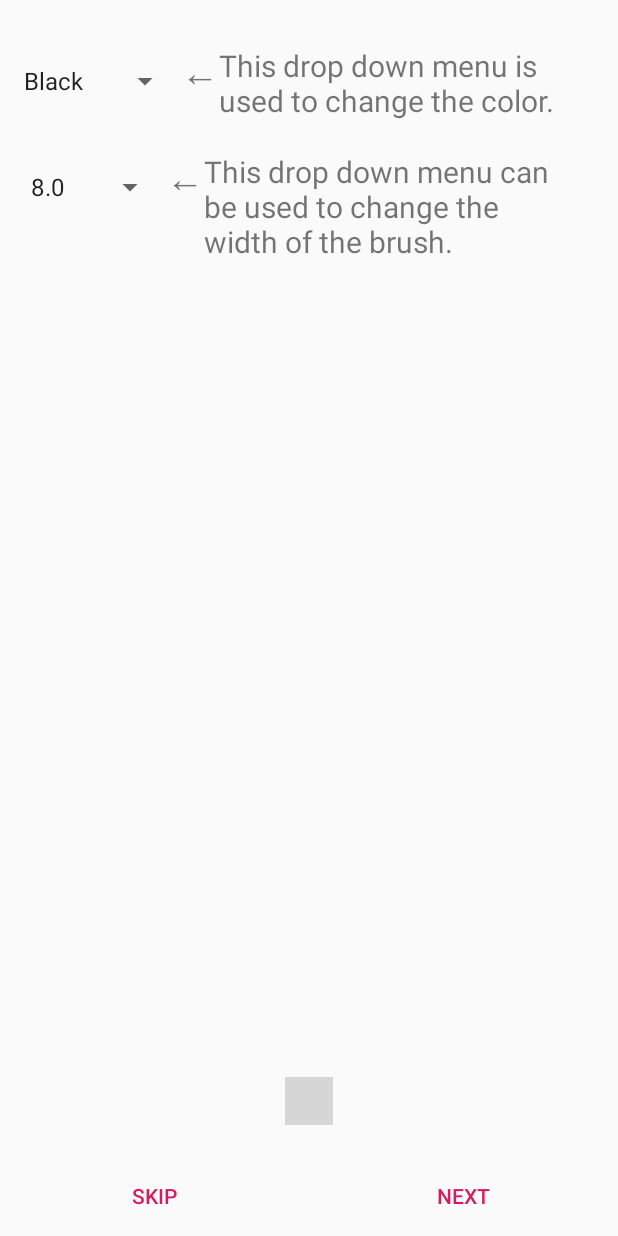
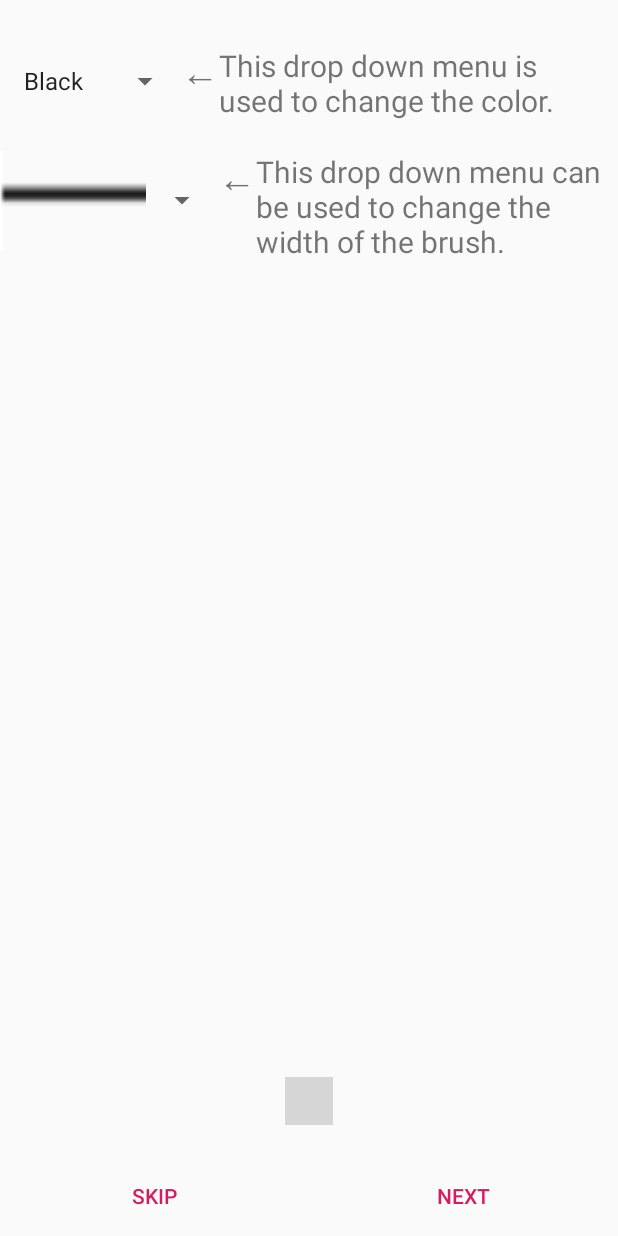
Before and after one commit to Abhiek187/floor-printing-robot, an Android app: the screen it shows after launch (IntroScreen), after a tap on "NEXT", on a phone screen of 412 x 824 dp. Run offline under Robolectric (Android 15) with nearby library versions, the phone set to English and light mode, and no system bars; libraries missing offline, so code that uses them is left out: com.ogaclejapan.smarttablayout; plain views replace SmartTabLayout; 3 statements that could not run were skipped; grey boxes are pictures that could not be loaded.

Commit message:
Images for Stroke Width

```diff
--- a/LinuxTest/app/src/main/java/com/example/linuxtest/activities/MainActivity.kt
+++ b/LinuxTest/app/src/main/java/com/example/linuxtest/activities/MainActivity.kt
@@ -11,6 +11,7 @@ import android.os.Bundle
 import android.view.Gravity
 import android.view.KeyEvent
 import android.view.View
+import android.view.ViewGroup
 import android.widget.*
 import androidx.appcompat.app.AppCompatActivity
 import androidx.constraintlayout.widget.ConstraintLayout
@@ -25,6 +26,16 @@ class MainActivity : AppCompatActivity() {
         '<', '>', '|', '\"', ':') // illegal file name characters
     private var currentImgName: String? = null
     private val widths = arrayListOf(8f,10f,12f,14f,16f,18f,20f)
+
+    private val imageArrays = arrayOf(
+        R.drawable.stroke_width_8f,
+        R.drawable.stroke_width_10f,
+        R.drawable.stroke_width_12f,
+        R.drawable.stroke_width_14f,
+        R.drawable.stroke_width_16f,
+        R.drawable.stroke_width_18f,
+        R.drawable.stroke_width_20f
+    )
     private val colors = arrayListOf(
         Color.BLACK,
         /*Color.RED,
@@ -83,9 +94,12 @@ class MainActivity : AppCompatActivity() {
         limits.connect(drawView.id,ConstraintSet.BOTTOM,line2.id,ConstraintSet.TOP,1)
         limits.applyTo(pageLayout)
 
-        val infoWidth = ArrayAdapter(this,android.R.layout.simple_list_item_1,widths)
+        /*val infoWidth = ArrayAdapter(this,android.R.layout.simple_list_item_1,widths)
         infoWidth.setDropDownViewResource(android.R.layout.simple_spinner_dropdown_item)
-        spin1.adapter=infoWidth
+        spin1.adapter=infoWidth*/
+
+        val pictureAdapter = ImageAdapter(this, imageArrays)
+        spin1.adapter = pictureAdapter
 
         spin1.onItemSelectedListener= object : AdapterView.OnItemSelectedListener{
             override fun onNothingSelected(p0: AdapterView<*>?) {}
@@ -254,3 +268,25 @@ class MainActivity : AppCompatActivity() {
         return false
     }
 }
+
+class ImageAdapter(context: Context, private val images: Array<Int>) :
+    ArrayAdapter<Int>(context,R.layout.support_simple_spinner_dropdown_item,images){
+
+    override fun getDropDownView(position: Int, convertView: View?, parent: ViewGroup): View {
+        //return super.getDropDownView(position, convertView, parent)
+        return getImagePosition(position)
+    }
+
+    override fun getView(position: Int, convertView: View?, parent: ViewGroup): View {
+        //return super.getView(position, convertView, parent)
+        return getImagePosition(position)
+    }
+
+    private fun getImagePosition(position: Int): View{
+        val imageView = ImageView(context)
+        imageView.setBackgroundResource(images[position])
+        imageView.layoutParams =
+            AbsListView.LayoutParams(ViewGroup.LayoutParams.WRAP_CONTENT, ViewGroup.LayoutParams.WRAP_CONTENT)
+        return imageView
+    }
+}
--- a/LinuxTest/app/src/main/java/com/example/linuxtest/fragments/Page1.kt
+++ b/LinuxTest/app/src/main/java/com/example/linuxtest/fragments/Page1.kt
@@ -6,7 +6,9 @@ import androidx.fragment.app.Fragment
 import android.view.LayoutInflater
 import android.view.View
 import android.view.ViewGroup
+import android.widget.AbsListView
 import android.widget.ArrayAdapter
+import android.widget.ImageView
 import android.widget.Spinner
 import com.example.linuxtest.R
 
@@ -16,9 +18,18 @@ import com.example.linuxtest.R
 class Page1 : Fragment() {
     private lateinit var mContext: Context
 
-    private val widths = arrayListOf(8f,10f,12f,14f,16f,18f,20f)
+    //private val widths = arrayListOf(8f,10f,12f,14f,16f,18f,20f)
     private val colNames = arrayListOf("Black",/*"Red","Orange","Yellow","Green","Blue","Purple",
         "Brown",*/"White")
+    private val imageArrays = arrayOf(
+        R.drawable.stroke_width_8f,
+        R.drawable.stroke_width_10f,
+        R.drawable.stroke_width_12f,
+        R.drawable.stroke_width_14f,
+        R.drawable.stroke_width_16f,
+        R.drawable.stroke_width_18f,
+        R.drawable.stroke_width_20f
+    )
 
     private lateinit var spinColors: Spinner
     private lateinit var spinWidth: Spinner
@@ -37,9 +48,12 @@ class Page1 : Fragment() {
         spinColors = view.findViewById(R.id.demoColors)
         spinWidth = view.findViewById(R.id.demoBrushWidth)
 
-        val infoWidth = ArrayAdapter(mContext,android.R.layout.simple_list_item_1,widths)
+        /*val infoWidth = ArrayAdapter(mContext,android.R.layout.simple_list_item_1,widths)
         infoWidth.setDropDownViewResource(android.R.layout.simple_spinner_dropdown_item)
-        spinWidth.adapter=infoWidth
+        spinWidth.adapter=infoWidth*/
+
+        val pictureAdapter = ImageAdapter(mContext, imageArrays)
+        spinWidth.adapter = pictureAdapter
 
         val infoColors = ArrayAdapter(mContext,android.R.layout.simple_list_item_1,colNames)
         infoColors.setDropDownViewResource(android.R.layout.simple_spinner_dropdown_item)
@@ -48,3 +62,25 @@ class Page1 : Fragment() {
         return view
     }
 }
+
+class ImageAdapter(context: Context, private val images: Array<Int>) :
+    ArrayAdapter<Int>(context,R.layout.support_simple_spinner_dropdown_item,images){
+
+    override fun getDropDownView(position: Int, convertView: View?, parent: ViewGroup): View {
+        //return super.getDropDownView(position, convertView, parent)
+        return getImagePosition(position)
+    }
+
+    override fun getView(position: Int, convertView: View?, parent: ViewGroup): View {
+        //return super.getView(position, convertView, parent)
+        return getImagePosition(position)
+    }
+
+    private fun getImagePosition(position: Int): View{
+        val imageView = ImageView(context)
+        imageView.setBackgroundResource(images[position])
+        imageView.layoutParams =
+            AbsListView.LayoutParams(ViewGroup.LayoutParams.WRAP_CONTENT, ViewGroup.LayoutParams.WRAP_CONTENT)
+        return imageView
+    }
+}
```
Also changed, not shown: LinuxTest/app/src/main/res/drawable/stroke_width_10f.PNG (added), LinuxTest/app/src/main/res/drawable/stroke_width_12f.PNG (added), LinuxTest/app/src/main/res/drawable/stroke_width_14f.PNG (added), LinuxTest/app/src/main/res/drawable/stroke_width_16f.PNG (added), LinuxTest/app/src/main/res/drawable/stroke_width_18f.PNG (added), LinuxTest/app/src/main/res/drawable/stroke_width_20f.PNG (added), LinuxTest/app/src/main/res/drawable/stroke_width_8f.PNG (added).
